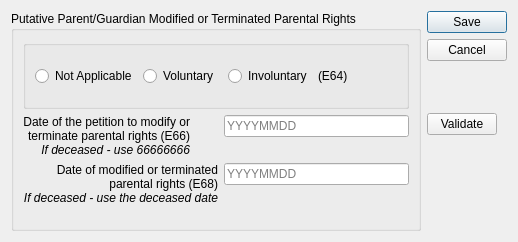
Before: the Qt Designer form ui/ui_parent2tpr.ui in zstamper/AFCARS-AXE, drawn with Qt 5.
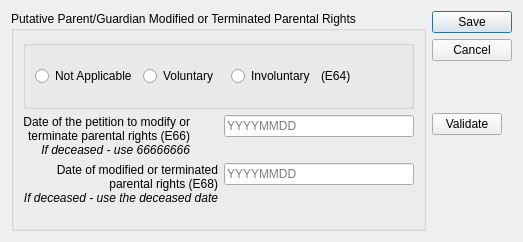
After: the same form once the commit is applied.

```diff
--- a/ui/ui_parent2tpr.ui
+++ b/ui/ui_parent2tpr.ui
@@ -6,7 +6,7 @@
    <rect>
     <x>0</x>
     <y>0</y>
-    <width>518</width>
+    <width>523</width>
     <height>242</height>
    </rect>
   </property>
@@ -107,7 +107,10 @@
         <item row="0" column="1">
          <widget class="QLineEdit" name="e66">
           <property name="inputMask">
-           <string>99999999</string>
+           <string/>
+          </property>
+          <property name="maxLength">
+           <number>8</number>
           </property>
           <property name="placeholderText">
            <string>YYYYMMDD</string>
@@ -117,7 +120,10 @@
         <item row="1" column="1">
          <widget class="QLineEdit" name="e68">
           <property name="inputMask">
-           <string>99999999</string>
+           <string/>
+          </property>
+          <property name="maxLength">
+           <number>8</number>
           </property>
           <property name="placeholderText">
            <string>YYYYMMDD</string>
```
